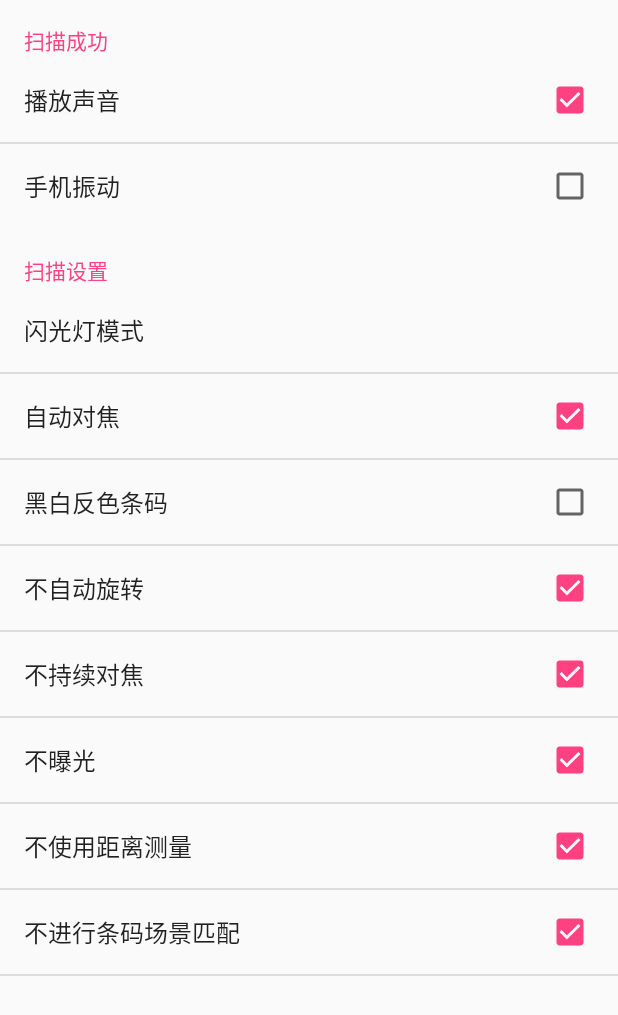
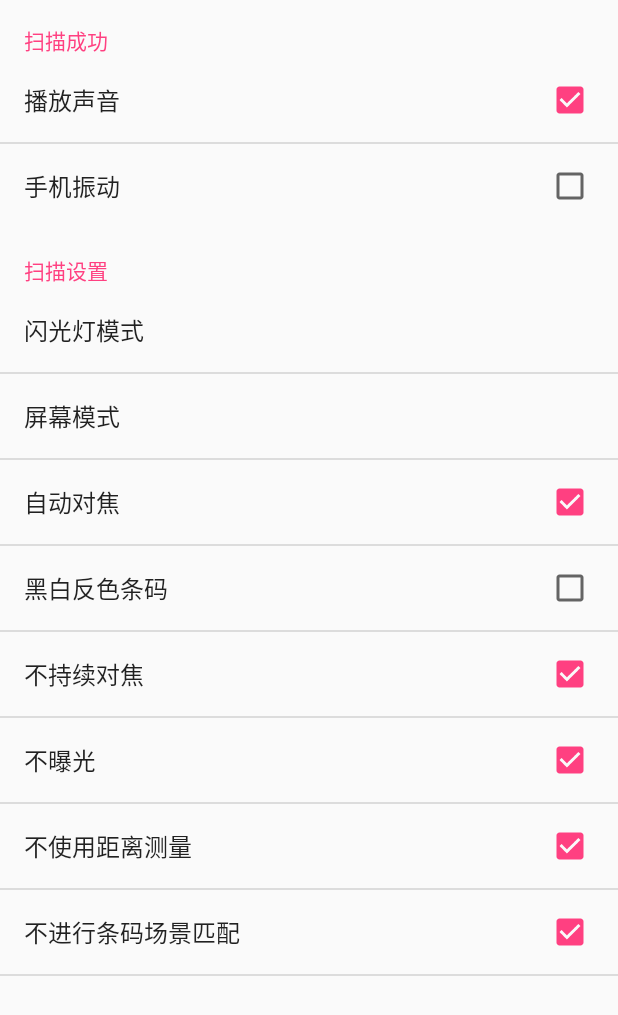
Before and after one commit to largesky/shoperp, an Android app: the DeliveryOutScanActivity screen opened directly, with no data from a screen before it, in the options menu, after a tap on "设置", on a phone screen of 412 x 824 dp. Shown: the top 1015 px of the screen. Run offline under Robolectric (Android 15) with nearby library versions, the phone set to English and light mode, and no system bars.

Commit message:
修改屏幕模式

```diff
--- a/android/app/src/main/java/bjc/shoperp/activities/deliveryoutscan/DeliveryOutScanActivity.java
+++ b/android/app/src/main/java/bjc/shoperp/activities/deliveryoutscan/DeliveryOutScanActivity.java
@@ -21,7 +21,6 @@ import android.app.AlertDialog;
 import android.content.Intent;
 import android.content.SharedPreferences;
 import android.content.pm.ActivityInfo;
-import android.content.res.Configuration;
 import android.graphics.Bitmap;
 import android.os.Bundle;
 import android.os.Handler;
@@ -31,7 +30,6 @@ import android.view.KeyEvent;
 import android.view.Menu;
 import android.view.MenuInflater;
 import android.view.MenuItem;
-import android.view.Surface;
 import android.view.SurfaceHolder;
 import android.view.SurfaceView;
 import android.view.View;
@@ -110,13 +108,18 @@ public final class DeliveryOutScanActivity extends Activity implements SurfaceHo
         lastResult = null;
 
         SharedPreferences prefs = PreferenceManager.getDefaultSharedPreferences(this);
-
-        if (prefs.getBoolean(PreferencesActivity.KEY_DISABLE_AUTO_ORIENTATION, true)) {
-            setRequestedOrientation(getCurrentOrientation());
-        } else {
-            setRequestedOrientation(ActivityInfo.SCREEN_ORIENTATION_SENSOR_LANDSCAPE);
+        String oriStr = prefs.getString(PreferencesActivity.KEY_AUTO_ORIENTATION, "垂直");
+        int ori = ActivityInfo.SCREEN_ORIENTATION_PORTRAIT;
+        if ("垂直".equalsIgnoreCase(oriStr)) {
+            ori = ActivityInfo.SCREEN_ORIENTATION_PORTRAIT;
+        } else if ("水平".equalsIgnoreCase(oriStr)) {
+            ori = ActivityInfo.SCREEN_ORIENTATION_LANDSCAPE;
+        } else if ("自动旋转".equalsIgnoreCase(oriStr)) {
+            ori = ActivityInfo.SCREEN_ORIENTATION_SENSOR;
+        } else if ("跟随系统".equalsIgnoreCase(oriStr)) {
+            ori = ActivityInfo.SCREEN_ORIENTATION_UNSPECIFIED;
         }
-
+        setRequestedOrientation(ori);
         resetStatusView();
 
         beepManager.updatePrefs();
@@ -238,35 +241,10 @@ public final class DeliveryOutScanActivity extends Activity implements SurfaceHo
      */
     public void handleDecode(Result rawResult, Bitmap barcode, float scaleFactor) {
         lastResult = rawResult;
-        boolean fromLiveScan = barcode != null;
-        if (fromLiveScan) {
-            // Then not from history, so beep/vibrate and we have an image to draw on
-            beepManager.playBeepSoundAndVibrate();
-        }
+        beepManager.playBeepSoundAndVibrate();
         viewfinderView.setVisibility(View.GONE);
         CharSequence displayContents = rawResult.getText();
         statusView.setText(displayContents);
-    }
-
-    private int getCurrentOrientation() {
-        int rotation = getWindowManager().getDefaultDisplay().getRotation();
-        if (getResources().getConfiguration().orientation == Configuration.ORIENTATION_LANDSCAPE) {
-            switch (rotation) {
-                case Surface.ROTATION_0:
-                case Surface.ROTATION_90:
-                    return ActivityInfo.SCREEN_ORIENTATION_LANDSCAPE;
-                default:
-                    return ActivityInfo.SCREEN_ORIENTATION_REVERSE_LANDSCAPE;
-            }
-        } else {
-            switch (rotation) {
-                case Surface.ROTATION_0:
-                case Surface.ROTATION_270:
-                    return ActivityInfo.SCREEN_ORIENTATION_PORTRAIT;
-                default:
-                    return ActivityInfo.SCREEN_ORIENTATION_REVERSE_PORTRAIT;
-            }
-        }
     }
 
     private void initCamera(SurfaceHolder surfaceHolder) {
--- a/android/app/src/main/java/bjc/shoperp/activities/deliveryoutscan/PreferencesActivity.java
+++ b/android/app/src/main/java/bjc/shoperp/activities/deliveryoutscan/PreferencesActivity.java
@@ -31,7 +31,7 @@ public final class PreferencesActivity extends Activity {
     public static final String KEY_FRONT_LIGHT_MODE = "preferences_front_light_mode";
     public static final String KEY_AUTO_FOCUS = "preferences_auto_focus";
     public static final String KEY_INVERT_SCAN = "preferences_invert_scan";
-    public static final String KEY_DISABLE_AUTO_ORIENTATION = "preferences_orientation";
+    public static final String KEY_AUTO_ORIENTATION = "preferences_orientation";
     public static final String KEY_DISABLE_CONTINUOUS_FOCUS = "preferences_disable_continuous_focus";
     public static final String KEY_DISABLE_EXPOSURE = "preferences_disable_exposure";
     public static final String KEY_DISABLE_METERING = "preferences_disable_metering";
--- a/android/app/src/main/res/values/arrays.xml
+++ b/android/app/src/main/res/values/arrays.xml
@@ -44,4 +44,12 @@
         <item>自动</item>
         <item>关闭</item>
     </string-array>
+
+    <string-array name="preferences_screen_orientation_options">
+        <item>垂直</item>
+        <item>水平</item>
+        <item>自动旋转</item>
+        <item>跟随系统</item>
+    </string-array>
+
 </resources>
--- a/android/app/src/main/res/xml/delivery_out_scan_preferences.xml
+++ b/android/app/src/main/res/xml/delivery_out_scan_preferences.xml
@@ -31,6 +31,12 @@
             android:entryValues="@array/preferences_front_light_values"
             android:key="preferences_front_light_mode"
             android:title="闪光灯模式" />
+        <ListPreference
+            android:defaultValue="垂直"
+            android:entries="@array/preferences_screen_orientation_options"
+            android:entryValues="@array/preferences_screen_orientation_options"
+            android:key="preferences_orientation"
+            android:title="屏幕模式" />
         <CheckBoxPreference
             android:defaultValue="true"
             android:key="preferences_auto_focus"
@@ -39,10 +45,6 @@
             android:defaultValue="false"
             android:key="preferences_invert_scan"
             android:title="黑白反色条码" />
-        <CheckBoxPreference
-            android:defaultValue="true"
-            android:key="preferences_orientation"
-            android:title="不自动旋转" />
         <CheckBoxPreference
             android:defaultValue="true"
             android:key="preferences_disable_continuous_focus"
```
Also changed, not shown: android/app/src/main/java/bjc/shoperp/service/restful/OrderService.java (+4 -3 lines).
